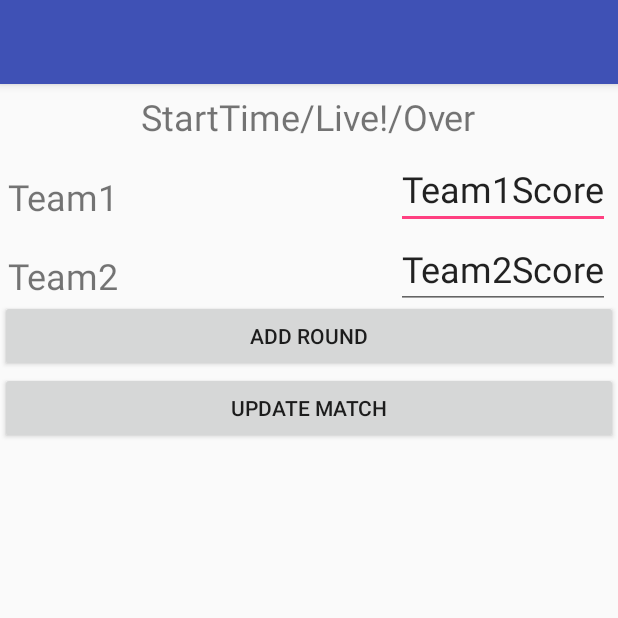
After one commit to migah/ezscoremobile, an Android app: the MatchEditActivity screen opened directly, with no data from a screen before it, on a phone screen of 412 x 824 dp, the top half of it. The commit adds this screen. Run offline under Robolectric (Android 15) with nearby library versions, the phone set to English and light mode, and no system bars; our stand-ins replace Firebase (no records; nobody signed in at launch, a user with empty details on screens opened directly); 8 statements that could not run were skipped.

Commit message:
update match works

```diff
--- a/app/build.gradle
+++ b/app/build.gradle
@@ -43,4 +43,6 @@ dependencies {
 
 
 
+
+
 apply plugin: 'com.google.gms.google-services'
--- a/app/src/main/AndroidManifest.xml
+++ b/app/src/main/AndroidManifest.xml
@@ -19,7 +19,9 @@
         <activity android:name=".LoginActivity" />
         <activity android:name=".RegisterActivity" />
         <activity android:name=".MatchActivity" />
-        <activity android:name=".NewMatchActivity"></activity>
+        <activity android:name=".NewMatchActivity" />
+        <activity android:name=".MyMatchesActivity" />
+        <activity android:name=".MatchEditActivity"></activity>
     </application>
 
 </manifest>
--- a/app/src/main/java/pineapple/ezscore/MainActivity.java
+++ b/app/src/main/java/pineapple/ezscore/MainActivity.java
@@ -46,6 +46,10 @@ public class MainActivity extends AppCompatActivity {
         setContentView(R.layout.activity_main);
         mAuth = FirebaseAuth.getInstance();
         initAuthListener();
+
+        if (getIntent().getSerializableExtra("logout") != null && (boolean) getIntent().getSerializableExtra("logout")) {
+            mAuth.signOut();
+        }
 
         drawerLayout = (DrawerLayout) findViewById(R.id.drawer_layout);
         mDrawerList = (ListView) findViewById(R.id.left_drawer);
@@ -115,7 +119,7 @@ public class MainActivity extends AppCompatActivity {
                         drawerLayout.closeDrawers();
                         break;
                     case "my matches":
-                        System.out.println("Works!");
+                        startActivity(new Intent(MainActivity.this, MyMatchesActivity.class));
                         break;
                     case "logout":
                         mAuth.signOut();
--- /dev/null
+++ b/app/src/main/java/pineapple/ezscore/MatchEditActivity.java
@@ -0,0 +1,151 @@
+package pineapple.ezscore;
+
+import android.content.Intent;
+import android.support.v7.app.AppCompatActivity;
+import android.os.Bundle;
+import android.view.View;
+import android.widget.ArrayAdapter;
+import android.widget.Button;
+import android.widget.EditText;
+import android.widget.ListView;
+import android.widget.RelativeLayout;
+import android.widget.TextView;
+
+import com.google.firebase.database.DataSnapshot;
+import com.google.firebase.database.DatabaseError;
+import com.google.firebase.database.DatabaseReference;
+import com.google.firebase.database.FirebaseDatabase;
+import com.google.firebase.database.ValueEventListener;
+
+import Entities.Match;
+import Entities.Round;
+import Repositories.MatchRepository;
+
+public class MatchEditActivity extends AppCompatActivity {
+
+    private TextView txtTime;
+    private TextView txtTeam1;
+    private TextView txtTeam2;
+    private EditText inputTeam1Score;
+    private EditText inputTeam2Score;
+    private Button btnUpdateMatch;
+    private Button btnAddRound;
+    private ListView listRounds;
+
+    private RelativeLayout roundLayout;
+    private Button btnUpdateRound;
+    private Button btnRoundDone;
+    private TextView txtRoundTeam1;
+    private TextView txtRoundTeam2;
+    private EditText inputRoundTeam1Score;
+    private EditText inputRoundTeam2Score;
+
+    private String matchKey;
+    private Match match;
+    private Round round;
+    private MatchRepository matchRepository;
+    private DatabaseReference databaseReference;
+
+    @Override
+    protected void onCreate(Bundle savedInstanceState) {
+        super.onCreate(savedInstanceState);
+        setContentView(R.layout.activity_match_edit);
+
+        initVariables();
+        fillInputs();
+        initButtons();
+    }
+
+    private void initVariables() {
+        txtTime = (TextView) findViewById(R.id.txtTime);
+        txtTeam1 = (TextView) findViewById(R.id.inputTeam1);
+        txtTeam2 = (TextView) findViewById(R.id.inputTeam2);
+        inputTeam1Score = (EditText) findViewById(R.id.inputTeam1Score);
+        inputTeam2Score = (EditText) findViewById(R.id.inputTeam2Score);
+        btnUpdateMatch = (Button) findViewById(R.id.btnUpdateMatch);
+        btnAddRound = (Button) findViewById(R.id.btnAddRound);
+        listRounds = (ListView) findViewById(R.id.listRounds);
+        roundLayout = (RelativeLayout) findViewById(R.id.roundLayout);
+        btnUpdateRound = (Button) findViewById(R.id.btnUpdateRound);
+        btnRoundDone = (Button) findViewById(R.id.btnRoundDone);
+        txtRoundTeam1 = (TextView) findViewById(R.id.inputRoundTeam1);
+        txtRoundTeam2 = (TextView) findViewById(R.id.inputRoundTeam2);
+        inputRoundTeam1Score = (EditText) findViewById(R.id.inputRoundTeam1Score);
+        inputRoundTeam2Score = (EditText) findViewById(R.id.inputRoundTeam2Score);
+
+        matchRepository = new MatchRepository();
+        matchKey = (String) getIntent().getSerializableExtra("MatchKey");
+        databaseReference = FirebaseDatabase.getInstance().getReference("matches");
+    }
+
+    private void fillInputs() {
+        databaseReference.addValueEventListener(new ValueEventListener() {
+            @Override
+            public void onDataChange(DataSnapshot dataSnapshot) {
+                match = matchRepository.getMatch(matchKey);
+                txtTime.setText(match.getStartTime());
+                txtTeam1.setText(match.getTeam1());
+                txtTeam2.setText(match.getTeam2());
+                inputTeam1Score.setText(match.getTeam1Score().toString());
+                inputTeam2Score.setText(match.getTeam2Score().toString());
+                txtRoundTeam1.setText(match.getTeam1());
+                txtRoundTeam2.setText(match.getTeam2());
+
+                listRounds.setAdapter(new ArrayAdapter<Round>(MatchEditActivity.this, android.R.layout.simple_list_item_1, match.getRounds()));
+            }
+
+            @Override
+            public void onCancelled(DatabaseError databaseError) {
+
+            }
+        });
+    }
+
+    private void initButtons() {
+        btnUpdateMatch.setOnClickListener(new View.OnClickListener() {
+            @Override
+            public void onClick(View view) {
+                updateMatch();
+                startActivity(new Intent(MatchEditActivity.this, MyMatchesActivity.class));
+            }
+        });
+        btnAddRound.setOnClickListener(new View.OnClickListener() {
+            @Override
+            public void onClick(View view) {
+                btnAddRound.setVisibility(View.GONE);
+                roundLayout.setVisibility(View.VISIBLE);
+                long i = 0;
+                for (Round round : match.getRounds()) {
+                    if (round.getRoundNo() > i) {
+                        i = round.getRoundNo();
+                    }
+                }
+                i++;
+                round = new Round(i);
+                match.getRounds().add(round);
+                matchRepository.updateMatch(match);
+            }
+        });
+        btnUpdateRound.setOnClickListener(new View.OnClickListener() {
+            @Override
+            public void onClick(View view) {
+                match.getRounds().get((int)round.getRoundNo() - 1).setTeam1score(Long.parseLong(inputRoundTeam1Score.getText().toString()));
+                match.getRounds().get((int)round.getRoundNo() - 1).setTeam2score(Long.parseLong(inputRoundTeam2Score.getText().toString()));
+                matchRepository.updateMatch(match);
+            }
+        });
+        btnRoundDone.setOnClickListener(new View.OnClickListener() {
+            @Override
+            public void onClick(View view) {
+                btnAddRound.setVisibility(View.VISIBLE);
+                roundLayout.setVisibility(View.GONE);
+            }
+        });
+    }
+
+    private void updateMatch() {
+        match.setTeam1Score(Long.parseLong(inputTeam1Score.getText().toString()));
+        match.setTeam2Score(Long.parseLong(inputTeam2Score.getText().toString()));
+        matchRepository.updateMatch(match);
+    }
+}
--- /dev/null
+++ b/app/src/main/res/layout/activity_match_edit.xml
@@ -0,0 +1,168 @@
+<?xml version="1.0" encoding="utf-8"?>
+<android.support.v4.widget.DrawerLayout xmlns:android="http://schemas.android.com/apk/res/android"
+    android:id="@+id/matchLayout"
+    android:layout_width="match_parent"
+    android:layout_height="match_parent">
+
+    <RelativeLayout
+        android:layout_width="match_parent"
+        android:layout_height="match_parent">
+
+        <include
+            layout="@layout/toolbar_layout"
+            android:id="@+id/matchToolbar"/>
+
+        <TextView
+            android:id="@+id/txtTime"
+            android:layout_width="wrap_content"
+            android:layout_height="wrap_content"
+            android:layout_below="@+id/matchToolbar"
+            android:textSize="24sp"
+            android:layout_margin="5dp"
+            android:layout_centerHorizontal="true"
+            android:text="StartTime/Live!/Over"/>
+
+        <TextView
+            android:id="@+id/inputTeam1"
+            android:layout_width="wrap_content"
+            android:layout_height="wrap_content"
+            android:layout_below="@+id/txtTime"
+            android:textSize="24sp"
+            android:layout_marginTop="15dp"
+            android:layout_marginStart="5dp"
+            android:text="Team1"/>
+
+        <EditText
+            android:id="@+id/inputTeam1Score"
+            android:layout_width="wrap_content"
+            android:layout_height="wrap_content"
+            android:layout_below="@+id/txtTime"
+            android:layout_alignParentEnd="true"
+            android:textSize="24sp"
+            android:layout_marginEnd="5dp"
+            android:inputType="number"
+            android:text="Team1Score"/>
+
+        <EditText
+            android:id="@+id/inputTeam2Score"
+            android:layout_width="wrap_content"
+            android:layout_height="wrap_content"
+            android:layout_below="@+id/inputTeam1Score"
+            android:layout_alignParentEnd="true"
+            android:textSize="24sp"
+            android:layout_marginEnd="5dp"
+            android:inputType="number"
+            android:text="Team2Score"/>
+
+        <TextView
+            android:id="@+id/inputTeam2"
+            android:layout_width="wrap_content"
+            android:layout_height="wrap_content"
+            android:layout_below="@+id/inputTeam1"
+            android:textSize="24sp"
+            android:layout_marginTop="20dp"
+            android:layout_marginStart="5dp"
+            android:text="Team2"/>
+
+        <Button
+            android:layout_width="match_parent"
+            android:layout_height="wrap_content"
+            android:text="Add Round"
+            android:id="@+id/btnAddRound"
+            android:layout_below="@+id/inputTeam2"
+            android:visibility="visible"/>
+
+        <LinearLayout
+            android:layout_width="match_parent"
+            android:layout_height="wrap_content"
+            android:orientation="vertical"
+            android:layout_below="@+id/btnAddRound"
+            android:layout_centerHorizontal="true">
+
+            <RelativeLayout
+                android:id="@+id/roundLayout"
+                android:layout_width="match_parent"
+                android:layout_height="wrap_content"
+                android:visibility="gone">
+
+                <Button
+                    android:layout_width="wrap_content"
+                    android:layout_height="wrap_content"
+                    android:text="Update Round"
+                    android:id="@+id/btnUpdateRound" />
+
+                <Button
+                    android:layout_width="wrap_content"
+                    android:layout_height="wrap_content"
+                    android:layout_alignParentEnd="true"
+                    android:text="Round Done"
+                    android:id="@+id/btnRoundDone" />
+
+                <TextView
+                    android:id="@+id/inputRoundTeam1"
+                    android:layout_width="wrap_content"
+                    android:layout_height="wrap_content"
+                    android:layout_below="@+id/btnUpdateRound"
+                    android:textSize="24sp"
+                    android:layout_marginTop="15dp"
+                    android:layout_marginStart="5dp"
+                    android:text="Team1"/>
+
+                <EditText
+                    android:id="@+id/inputRoundTeam1Score"
+                    android:layout_width="wrap_content"
+                    android:layout_height="wrap_content"
+                    android:layout_below="@+id/btnRoundDone"
+                    android:layout_alignParentEnd="true"
+                    android:textSize="24sp"
+                    android:layout_marginEnd="5dp"
+                    android:inputType="number"
+                    android:text="0"/>
+
+                <EditText
+                    android:id="@+id/inputRoundTeam2Score"
+                    android:layout_width="wrap_content"
+                    android:layout_height="wrap_content"
+                    android:layout_below="@+id/inputRoundTeam1Score"
+                    android:layout_alignParentEnd="true"
+                    android:textSize="24sp"
+                    android:layout_marginEnd="5dp"
+                    android:inputType="number"
+                    android:text="0"/>
+
+                <TextView
+                    android:id="@+id/inputRoundTeam2"
+                    android:layout_width="wrap_content"
+                    android:layout_height="wrap_content"
+                    android:layout_below="@+id/inputRoundTeam1"
+                    android:textSize="24sp"
+                    android:layout_marginTop="20dp"
+                    android:layout_marginStart="5dp"
+                    android:text="Team2"/>
+
+            </RelativeLayout>
+
+
+            <ListView
+                android:id="@+id/listRounds"
+                android:layout_width="wrap_content"
+                android:layout_height="wrap_content">
+
+            </ListView>
+
+            <Button
+                android:layout_width="match_parent"
+                android:layout_height="wrap_content"
+                android:text="Update Match"
+                android:id="@+id/btnUpdateMatch"/>
+
+        </LinearLayout>
+    </RelativeLayout>
+
+    <ListView android:id="@+id/left_drawer"
+        android:layout_width="240dp"
+        android:layout_height="match_parent"
+        android:layout_gravity="start"
+        android:background="#ffffff" />
+
+</android.support.v4.widget.DrawerLayout>
```
Also changed, not shown: app/src/main/java/Adapters/MatchAdapter.java (+22 -3 lines), app/src/main/java/Entities/Round.java (+8 -0 lines), app/src/main/java/pineapple/ezscore/MyMatchesActivity.java (added, +106 -0 lines), app/src/main/res/layout/activity_my_matches.xml (added, +28 -0 lines).
